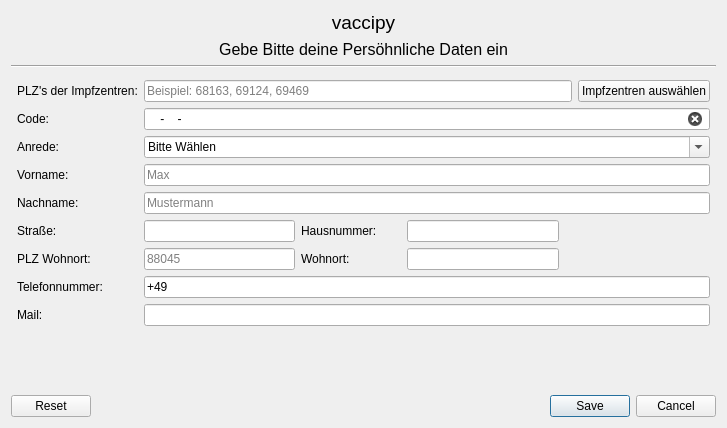
Old version of the form tools/gui/kontaktdaten.ui in the repository timreibe/vaccipy.
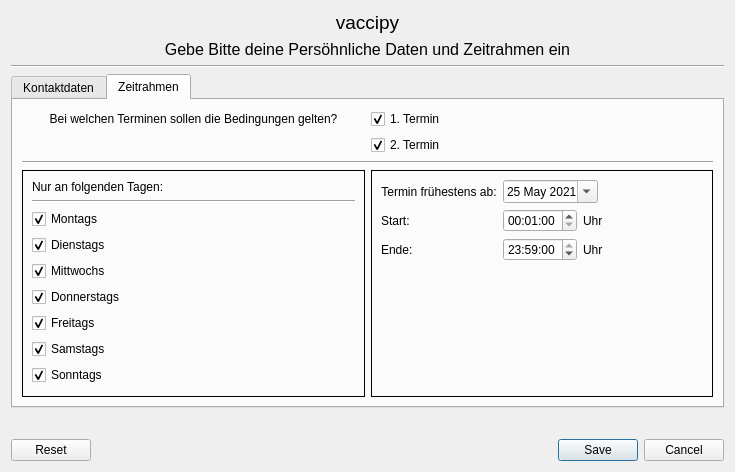
New version of the form. The open tabs and pages were chosen to show the change.

Commit message: zeitrahmen in die kontaktdaten.json hinzugefügt

```diff
--- a/tools/gui/kontaktdaten.ui
+++ b/tools/gui/kontaktdaten.ui
@@ -6,14 +6,29 @@
    <rect>
     <x>0</x>
     <y>0</y>
-    <width>727</width>
-    <height>428</height>
+    <width>735</width>
+    <height>472</height>
    </rect>
   </property>
   <property name="windowTitle">
    <string>vaccipy - Kontaktdaten</string>
   </property>
   <layout class="QGridLayout" name="gridLayout_2">
+   <item row="1" column="0">
+    <widget class="QLabel" name="subheader_label">
+     <property name="font">
+      <font>
+       <pointsize>12</pointsize>
+      </font>
+     </property>
+     <property name="text">
+      <string>Gebe Bitte deine Persöhnliche Daten und Zeitrahmen ein</string>
+     </property>
+     <property name="alignment">
+      <set>Qt::AlignCenter</set>
+     </property>
+    </widget>
+   </item>
    <item row="0" column="0">
     <widget class="QLabel" name="header_label">
      <property name="font">
@@ -29,21 +44,6 @@
      </property>
     </widget>
    </item>
-   <item row="1" column="0">
-    <widget class="QLabel" name="subheader_label">
-     <property name="font">
-      <font>
-       <pointsize>12</pointsize>
-      </font>
-     </property>
-     <property name="text">
-      <string>Gebe Bitte deine Persöhnliche Daten ein</string>
-     </property>
-     <property name="alignment">
-      <set>Qt::AlignCenter</set>
-     </property>
-    </widget>
-   </item>
    <item row="2" column="0">
     <widget class="Line" name="line">
      <property name="orientation">
@@ -51,7 +51,7 @@
      </property>
     </widget>
    </item>
-   <item row="5" column="0">
+   <item row="4" column="0">
     <spacer name="verticalSpacer">
      <property name="orientation">
       <enum>Qt::Vertical</enum>
@@ -64,22 +64,38 @@
      </property>
     </spacer>
    </item>
+   <item row="5" column="0">
+    <widget class="QDialogButtonBox" name="buttonBox">
+     <property name="standardButtons">
+      <set>QDialogButtonBox::Cancel|QDialogButtonBox::Reset|QDialogButtonBox::Save</set>
+     </property>
+    </widget>
+   </item>
    <item row="3" column="0">
-    <layout class="QGridLayout" name="main_grid">
-     <item row="1" column="1">
-      <layout class="QFormLayout" name="kontakdaten_layout">
-       <property name="leftMargin">
-        <number>6</number>
-       </property>
-       <property name="topMargin">
-        <number>6</number>
-       </property>
-       <property name="rightMargin">
-        <number>6</number>
-       </property>
-       <property name="bottomMargin">
-        <number>6</number>
-       </property>
+    <widget class="QTabWidget" name="tabWidget">
+     <property name="tabPosition">
+      <enum>QTabWidget::North</enum>
+     </property>
+     <property name="tabShape">
+      <enum>QTabWidget::Rounded</enum>
+     </property>
+     <property name="currentIndex">
+      <number>0</number>
+     </property>
+     <property name="usesScrollButtons">
+      <bool>true</bool>
+     </property>
+     <property name="documentMode">
+      <bool>false</bool>
+     </property>
+     <property name="tabsClosable">
+      <bool>false</bool>
+     </property>
+     <widget class="QWidget" name="kontaktdaten_tab">
+      <attribute name="title">
+       <string>Kontaktdaten</string>
+      </attribute>
+      <layout class="QFormLayout" name="formLayout">
        <item row="0" column="0">
         <widget class="QLabel" name="plz_impfzent_label">
          <property name="text">
@@ -87,6 +103,33 @@
          </property>
         </widget>
        </item>
+       <item row="0" column="1">
+        <layout class="QGridLayout" name="plz_zentren_grid_layout">
+         <item row="0" column="0">
+          <widget class="QLineEdit" name="i_plz_impfzentren">
+           <property name="inputMask">
+            <string/>
+           </property>
+           <property name="text">
+            <string/>
+           </property>
+           <property name="placeholderText">
+            <string>Beispiel: 68163, 69124, 69469</string>
+           </property>
+           <property name="clearButtonEnabled">
+            <bool>true</bool>
+           </property>
+          </widget>
+         </item>
+         <item row="0" column="1">
+          <widget class="QPushButton" name="b_impfzentren_waehlen">
+           <property name="text">
+            <string>Impfzentren auswählen</string>
+           </property>
+          </widget>
+         </item>
+        </layout>
+       </item>
        <item row="1" column="0">
         <widget class="QLabel" name="code_label">
          <property name="text">
@@ -333,42 +376,332 @@
          </property>
         </widget>
        </item>
+      </layout>
+     </widget>
+     <widget class="QWidget" name="zeitrahmen_tab">
+      <attribute name="title">
+       <string>Zeitrahmen</string>
+      </attribute>
+      <layout class="QGridLayout" name="gridLayout_3">
+       <item row="6" column="1">
+        <widget class="QFrame" name="uhr_termin_datum_frame">
+         <property name="frameShape">
+          <enum>QFrame::Box</enum>
+         </property>
+         <property name="frameShadow">
+          <enum>QFrame::Plain</enum>
+         </property>
+         <layout class="QGridLayout" name="gridLayout_5">
+          <item row="0" column="0">
+           <layout class="QFormLayout" name="formLayout_3">
+            <property name="sizeConstraint">
+             <enum>QLayout::SetDefaultConstraint</enum>
+            </property>
+            <property name="fieldGrowthPolicy">
+             <enum>QFormLayout::ExpandingFieldsGrow</enum>
+            </property>
+            <property name="rowWrapPolicy">
+             <enum>QFormLayout::DontWrapRows</enum>
+            </property>
+            <property name="horizontalSpacing">
+             <number>6</number>
+            </property>
+            <property name="verticalSpacing">
+             <number>6</number>
+            </property>
+            <item row="0" column="0">
+             <widget class="QLabel" name="kalender_label">
+              <property name="text">
+               <string>Termin frühestens ab:</string>
+              </property>
+              <property name="alignment">
+               <set>Qt::AlignCenter</set>
+              </property>
+             </widget>
+            </item>
+            <item row="0" column="1">
+             <widget class="QDateEdit" name="i_start_datum_qdate">
+              <property name="alignment">
+               <set>Qt::AlignLeading|Qt::AlignLeft|Qt::AlignVCenter</set>
+              </property>
+              <property name="buttonSymbols">
+               <enum>QAbstractSpinBox::UpDownArrows</enum>
+              </property>
+              <property name="specialValueText">
+               <string/>
+              </property>
+              <property name="time">
+               <time>
+                <hour>0</hour>
+                <minute>0</minute>
+                <second>0</second>
+               </time>
+              </property>
+              <property name="currentSection">
+               <enum>QDateTimeEdit::DaySection</enum>
+              </property>
+              <property name="calendarPopup">
+               <bool>true</bool>
+              </property>
+              <property name="date">
+               <date>
+                <year>2021</year>
+                <month>5</month>
+                <day>25</day>
+               </date>
+              </property>
+             </widget>
+            </item>
+            <item row="1" column="0">
+             <widget class="QLabel" name="label_3">
+              <property name="text">
+               <string>Start:</string>
+              </property>
+             </widget>
+            </item>
+            <item row="1" column="1">
+             <layout class="QHBoxLayout" name="horizontalLayout_2">
+              <item>
+               <widget class="QTimeEdit" name="i_start_time_qtime">
+                <property name="currentSection">
+                 <enum>QDateTimeEdit::HourSection</enum>
+                </property>
+                <property name="calendarPopup">
+                 <bool>false</bool>
+                </property>
+                <property name="time">
+                 <time>
+                  <hour>0</hour>
+                  <minute>1</minute>
+                  <second>0</second>
+                 </time>
+                </property>
+               </widget>
+              </item>
+              <item>
+               <widget class="QLabel" name="uhr_start_label">
+                <property name="text">
+                 <string>Uhr</string>
+                </property>
+                <property name="alignment">
+                 <set>Qt::AlignLeading|Qt::AlignLeft|Qt::AlignVCenter</set>
+                </property>
+               </widget>
+              </item>
+             </layout>
+            </item>
+            <item row="2" column="0">
+             <widget class="QLabel" name="label_4">
+              <property name="text">
+               <string>Ende:</string>
+              </property>
+             </widget>
+            </item>
+            <item row="2" column="1">
+             <layout class="QHBoxLayout" name="horizontalLayout">
+              <item>
+               <widget class="QTimeEdit" name="i_end_time_qtime">
+                <property name="time">
+                 <time>
+                  <hour>23</hour>
+                  <minute>59</minute>
+                  <second>0</second>
+                 </time>
+                </property>
+               </widget>
+              </item>
+              <item>
+               <widget class="QLabel" name="uhr_end_label">
+                <property name="text">
+                 <string>Uhr</string>
+                </property>
+                <property name="alignment">
+                 <set>Qt::AlignLeading|Qt::AlignLeft|Qt::AlignVCenter</set>
+                </property>
+               </widget>
+              </item>
+             </layout>
+            </item>
+           </layout>
+          </item>
+         </layout>
+        </widget>
+       </item>
+       <item row="0" column="0">
+        <widget class="QLabel" name="termine_anwenden_label">
+         <property name="text">
+          <string>Bei welchen Terminen sollen die Bedingungen gelten?</string>
+         </property>
+         <property name="alignment">
+          <set>Qt::AlignCenter</set>
+         </property>
+        </widget>
+       </item>
+       <item row="1" column="1">
+        <widget class="QCheckBox" name="i_zweiter_termin_check_box">
+         <property name="text">
+          <string>2. Termin</string>
+         </property>
+         <property name="checked">
+          <bool>true</bool>
+         </property>
+        </widget>
+       </item>
        <item row="0" column="1">
-        <layout class="QGridLayout" name="plz_zentren_grid_layout">
-         <item row="0" column="0">
-          <widget class="QLineEdit" name="i_plz_impfzentren">
-           <property name="inputMask">
-            <string/>
-           </property>
-           <property name="text">
-            <string/>
-           </property>
-           <property name="placeholderText">
-            <string>Beispiel: 68163, 69124, 69469</string>
-           </property>
-           <property name="clearButtonEnabled">
-            <bool>true</bool>
-           </property>
-          </widget>
-         </item>
+        <widget class="QCheckBox" name="i_erster_termin_check_box">
+         <property name="text">
+          <string>1. Termin</string>
+         </property>
+         <property name="checked">
+          <bool>true</bool>
+         </property>
+        </widget>
+       </item>
+       <item row="6" column="0">
+        <layout class="QGridLayout" name="gridLayout">
          <item row="0" column="1">
-          <widget class="QPushButton" name="b_impfzentren_waehlen">
-           <property name="text">
-            <string>Impfzentren auswählen</string>
+          <widget class="QFrame" name="tage_frame">
+           <property name="sizePolicy">
+            <sizepolicy hsizetype="Preferred" vsizetype="Preferred">
+             <horstretch>0</horstretch>
+             <verstretch>0</verstretch>
+            </sizepolicy>
            </property>
+           <property name="frameShape">
+            <enum>QFrame::Box</enum>
+           </property>
+           <property name="frameShadow">
+            <enum>QFrame::Plain</enum>
+           </property>
+           <layout class="QGridLayout" name="tage_grig">
+            <property name="rightMargin">
+             <number>9</number>
+            </property>
+            <item row="9" column="0" colspan="2">
+             <widget class="QCheckBox" name="i_fr_check_box">
+              <property name="text">
+               <string>Freitags</string>
+              </property>
+              <property name="checked">
+               <bool>true</bool>
+              </property>
+              <property name="weekday" stdset="0">
+               <string>Fr</string>
+              </property>
+             </widget>
+            </item>
+            <item row="7" column="0" colspan="2">
+             <widget class="QCheckBox" name="i_mi_check_box">
+              <property name="text">
+               <string>Mittwochs</string>
+              </property>
+              <property name="checked">
+               <bool>true</bool>
+              </property>
+              <property name="weekday" stdset="0">
+               <string>Mi</string>
+              </property>
+             </widget>
+            </item>
+            <item row="11" column="0" colspan="2">
+             <widget class="QCheckBox" name="i_so_check_box">
+              <property name="text">
+               <string>Sonntags</string>
+              </property>
+              <property name="checked">
+               <bool>true</bool>
+              </property>
+              <property name="weekday" stdset="0">
+               <string>So</string>
+              </property>
+             </widget>
+            </item>
+            <item row="6" column="0" colspan="2">
+             <widget class="QCheckBox" name="i_di_check_box">
+              <property name="text">
+               <string>Dienstags</string>
+              </property>
+              <property name="checked">
+               <bool>true</bool>
+              </property>
+              <property name="weekday" stdset="0">
+               <string>Di</string>
+              </property>
+             </widget>
+            </item>
+            <item row="3" column="0" colspan="2">
+             <widget class="Line" name="line_4">
+              <property name="orientation">
+               <enum>Qt::Horizontal</enum>
+              </property>
+             </widget>
+            </item>
+            <item row="5" column="0" colspan="2">
+             <widget class="QCheckBox" name="i_mo_check_box">
+              <property name="text">
+               <string>Montags</string>
+              </property>
+              <property name="checked">
+               <bool>true</bool>
+              </property>
+              <property name="weekday" stdset="0">
+               <string>Mo</string>
+              </property>
+             </widget>
+            </item>
+            <item row="8" column="0">
+             <widget class="QCheckBox" name="i_do_check_box">
+              <property name="text">
+               <string>Donnerstags</string>
+              </property>
+              <property name="checked">
+               <bool>true</bool>
+              </property>
+              <property name="weekday" stdset="0">
+               <string>Do</string>
+              </property>
+             </widget>
+            </item>
+            <item row="10" column="0" colspan="2">
+             <widget class="QCheckBox" name="i_sa_check_box">
+              <property name="text">
+               <string>Samstags</string>
+              </property>
+              <property name="checked">
+               <bool>true</bool>
+              </property>
+              <property name="weekday" stdset="0">
+               <string>Sa</string>
+              </property>
+             </widget>
+            </item>
+            <item row="2" column="0" colspan="2">
+             <widget class="QLabel" name="wochentage_label">
+              <property name="sizePolicy">
+               <sizepolicy hsizetype="Preferred" vsizetype="Maximum">
+                <horstretch>0</horstretch>
+                <verstretch>0</verstretch>
+               </sizepolicy>
+              </property>
+              <property name="text">
+               <string>Nur an folgenden Tagen:</string>
+              </property>
+             </widget>
+            </item>
+           </layout>
           </widget>
          </item>
         </layout>
        </item>
+       <item row="2" column="0" colspan="2">
+        <widget class="Line" name="line_2">
+         <property name="orientation">
+          <enum>Qt::Horizontal</enum>
+         </property>
+        </widget>
+       </item>
       </layout>
-     </item>
-    </layout>
-   </item>
-   <item row="6" column="0">
-    <widget class="QDialogButtonBox" name="buttonBox">
-     <property name="standardButtons">
-      <set>QDialogButtonBox::Cancel|QDialogButtonBox::Reset|QDialogButtonBox::Save</set>
-     </property>
+     </widget>
     </widget>
    </item>
   </layout>
```
Left out of the diff: 15 changed lines with no effect on the pictures. The commit also changes 6 other files.
